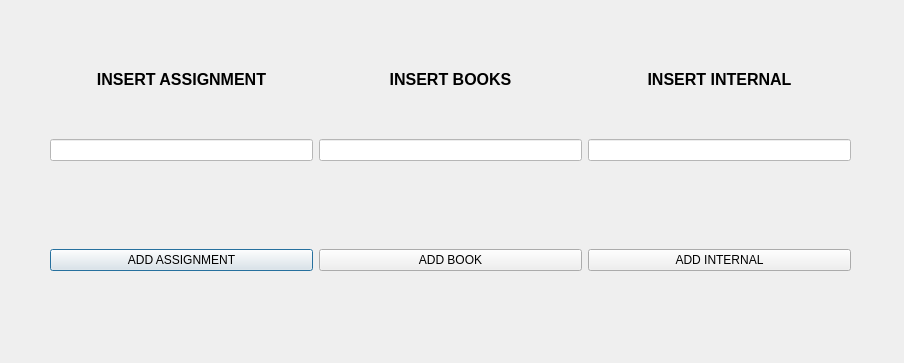
This is welcome/ad.ui in bigyanpiya/Productivity-Plus as Qt 5 draws it before an edit. The edited form follows.
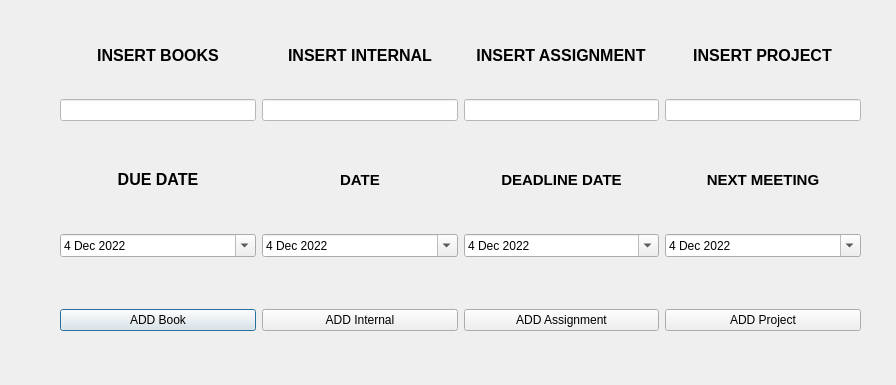
This is the edited form.

Patch:
```diff
--- a/welcome/ad.ui
+++ b/welcome/ad.ui
@@ -6,8 +6,8 @@
    <rect>
     <x>0</x>
     <y>0</y>
-    <width>904</width>
-    <height>363</height>
+    <width>896</width>
+    <height>385</height>
    </rect>
   </property>
   <property name="windowTitle">
@@ -16,8 +16,8 @@
   <widget class="QWidget" name="horizontalLayoutWidget">
    <property name="geometry">
     <rect>
-     <x>50</x>
-     <y>220</y>
+     <x>60</x>
+     <y>280</y>
      <width>801</width>
      <height>80</height>
     </rect>
@@ -26,21 +26,28 @@
     <item>
      <widget class="QPushButton" name="pushButton_3">
       <property name="text">
-       <string>ADD ASSIGNMENT</string>
+       <string>ADD Book</string>
       </property>
      </widget>
     </item>
     <item>
      <widget class="QPushButton" name="pushButton">
       <property name="text">
-       <string>ADD BOOK</string>
+       <string>ADD Internal</string>
       </property>
      </widget>
     </item>
     <item>
      <widget class="QPushButton" name="pushButton_2">
       <property name="text">
-       <string>ADD INTERNAL</string>
+       <string>ADD Assignment</string>
+      </property>
+     </widget>
+    </item>
+    <item>
+     <widget class="QPushButton" name="pushButton_4">
+      <property name="text">
+       <string>ADD Project</string>
       </property>
      </widget>
     </item>
@@ -49,10 +56,10 @@
   <widget class="QWidget" name="horizontalLayoutWidget_2">
    <property name="geometry">
     <rect>
-     <x>50</x>
+     <x>60</x>
      <y>90</y>
      <width>801</width>
-     <height>121</height>
+     <height>41</height>
     </rect>
    </property>
    <layout class="QHBoxLayout" name="horizontalLayout_2">
@@ -77,36 +84,170 @@
       </property>
      </widget>
     </item>
+    <item>
+     <widget class="QLineEdit" name="lineEdit_4">
+      <property name="styleSheet">
+       <string notr="true">background-color: rgb(255, 255, 255);</string>
+      </property>
+     </widget>
+    </item>
    </layout>
   </widget>
   <widget class="QWidget" name="horizontalLayoutWidget_3">
    <property name="geometry">
     <rect>
-     <x>50</x>
-     <y>40</y>
+     <x>60</x>
+     <y>30</y>
      <width>801</width>
-     <height>80</height>
+     <height>51</height>
     </rect>
    </property>
    <layout class="QHBoxLayout" name="horizontalLayout_3">
-    <item>
-     <widget class="QLabel" name="label_3">
-      <property name="text">
-       <string>&lt;html&gt;&lt;head/&gt;&lt;body&gt;&lt;p align=&quot;center&quot;&gt;&lt;span style=&quot; font-size:12pt; font-weight:700;&quot;&gt;INSERT ASSIGNMENT&lt;/span&gt;&lt;/p&gt;&lt;/body&gt;&lt;/html&gt;</string>
-      </property>
-     </widget>
-    </item>
-    <item>
+    <item alignment="Qt::AlignHCenter">
      <widget class="QLabel" name="label_2">
       <property name="text">
        <string>&lt;html&gt;&lt;head/&gt;&lt;body&gt;&lt;p align=&quot;center&quot;&gt;&lt;span style=&quot; font-size:12pt; font-weight:700;&quot;&gt;INSERT BOOKS&lt;/span&gt;&lt;/p&gt;&lt;/body&gt;&lt;/html&gt;</string>
       </property>
      </widget>
     </item>
-    <item>
+    <item alignment="Qt::AlignHCenter">
      <widget class="QLabel" name="label">
       <property name="text">
        <string>&lt;html&gt;&lt;head/&gt;&lt;body&gt;&lt;p align=&quot;center&quot;&gt;&lt;span style=&quot; font-size:12pt; font-weight:700;&quot;&gt;INSERT INTERNAL&lt;/span&gt;&lt;/p&gt;&lt;/body&gt;&lt;/html&gt;</string>
+      </property>
+     </widget>
+    </item>
+    <item alignment="Qt::AlignHCenter">
+     <widget class="QLabel" name="label_3">
+      <property name="text">
+       <string>&lt;html&gt;&lt;head/&gt;&lt;body&gt;&lt;p align=&quot;center&quot;&gt;&lt;span style=&quot; font-size:12pt; font-weight:700;&quot;&gt;INSERT ASSIGNMENT&lt;/span&gt;&lt;/p&gt;&lt;/body&gt;&lt;/html&gt;</string>
+      </property>
+     </widget>
+    </item>
+    <item alignment="Qt::AlignHCenter">
+     <widget class="QLabel" name="label_7">
+      <property name="text">
+       <string>&lt;html&gt;&lt;head/&gt;&lt;body&gt;&lt;p align=&quot;center&quot;&gt;&lt;span style=&quot; font-size:12pt; font-weight:700;&quot;&gt;INSERT PROJECT&lt;/span&gt;&lt;/p&gt;&lt;/body&gt;&lt;/html&gt;</string>
+      </property>
+     </widget>
+    </item>
+   </layout>
+  </widget>
+  <widget class="QWidget" name="horizontalLayoutWidget_4">
+   <property name="geometry">
+    <rect>
+     <x>60</x>
+     <y>140</y>
+     <width>801</width>
+     <height>80</height>
+    </rect>
+   </property>
+   <layout class="QHBoxLayout" name="horizontalLayout_4">
+    <item>
+     <widget class="QLabel" name="label_4">
+      <property name="text">
+       <string>&lt;html&gt;&lt;head/&gt;&lt;body&gt;&lt;p align=&quot;center&quot;&gt;&lt;span style=&quot; font-size:12pt; font-weight:700;&quot;&gt;DUE DATE&lt;/span&gt;&lt;/p&gt;&lt;/body&gt;&lt;/html&gt;</string>
+      </property>
+     </widget>
+    </item>
+    <item>
+     <widget class="QLabel" name="label_5">
+      <property name="text">
+       <string>&lt;html&gt;&lt;head/&gt;&lt;body&gt;&lt;p align=&quot;center&quot;&gt;&lt;span style=&quot; font-size:11pt; font-weight:700;&quot;&gt;DATE&lt;/span&gt;&lt;/p&gt;&lt;/body&gt;&lt;/html&gt;</string>
+      </property>
+     </widget>
+    </item>
+    <item alignment="Qt::AlignHCenter">
+     <widget class="QLabel" name="label_6">
+      <property name="text">
+       <string>&lt;html&gt;&lt;head/&gt;&lt;body&gt;&lt;p align=&quot;center&quot;&gt;&lt;span style=&quot; font-size:11pt; font-weight:700;&quot;&gt;DEADLINE DATE&lt;/span&gt;&lt;/p&gt;&lt;/body&gt;&lt;/html&gt;</string>
+      </property>
+     </widget>
+    </item>
+    <item>
+     <widget class="QLabel" name="label_8">
+      <property name="text">
+       <string>&lt;html&gt;&lt;head/&gt;&lt;body&gt;&lt;p align=&quot;center&quot;&gt;&lt;span style=&quot; font-size:11pt; font-weight:700;&quot;&gt;NEXT MEETING&lt;/span&gt;&lt;/p&gt;&lt;/body&gt;&lt;/html&gt;</string>
+      </property>
+     </widget>
+    </item>
+   </layout>
+  </widget>
+  <widget class="QWidget" name="horizontalLayoutWidget_5">
+   <property name="geometry">
+    <rect>
+     <x>60</x>
+     <y>210</y>
+     <width>801</width>
+     <height>71</height>
+    </rect>
+   </property>
+   <layout class="QHBoxLayout" name="horizontalLayout_5">
+    <item>
+     <widget class="QDateEdit" name="dateEdit">
+      <property name="calendarPopup">
+       <bool>true</bool>
+      </property>
+      <property name="timeSpec">
+       <enum>Qt::LocalTime</enum>
+      </property>
+      <property name="date">
+       <date>
+        <year>2022</year>
+        <month>12</month>
+        <day>4</day>
+       </date>
+      </property>
+     </widget>
+    </item>
+    <item>
+     <widget class="QDateEdit" name="internal_date_edit">
+      <property name="calendarPopup">
+       <bool>true</bool>
+      </property>
+      <property name="timeSpec">
+       <enum>Qt::LocalTime</enum>
+      </property>
+      <property name="date">
+       <date>
+        <year>2022</year>
+        <month>12</month>
+        <day>4</day>
+       </date>
+      </property>
+     </widget>
+    </item>
+    <item>
+     <widget class="QDateEdit" name="dateEdit_3">
+      <property name="calendarPopup">
+       <bool>true</bool>
+      </property>
+      <property name="timeSpec">
+       <enum>Qt::LocalTime</enum>
+      </property>
+      <property name="date">
+       <date>
+        <year>2022</year>
+        <month>12</month>
+        <day>4</day>
+       </date>
+      </property>
+     </widget>
+    </item>
+    <item>
+     <widget class="QDateEdit" name="dateEdit_2">
+      <property name="calendarPopup">
+       <bool>true</bool>
+      </property>
+      <property name="timeSpec">
+       <enum>Qt::LocalTime</enum>
+      </property>
+      <property name="date">
+       <date>
+        <year>2022</year>
+        <month>12</month>
+        <day>4</day>
+       </date>
       </property>
      </widget>
     </item>
```
Left out of the diff: 4 changed lines with no effect on the pictures.
